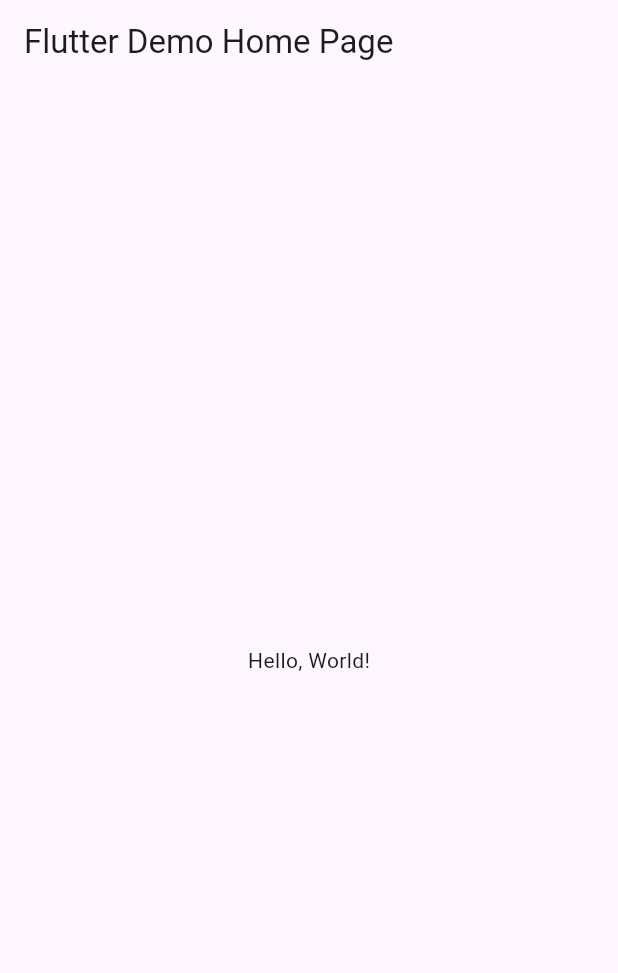
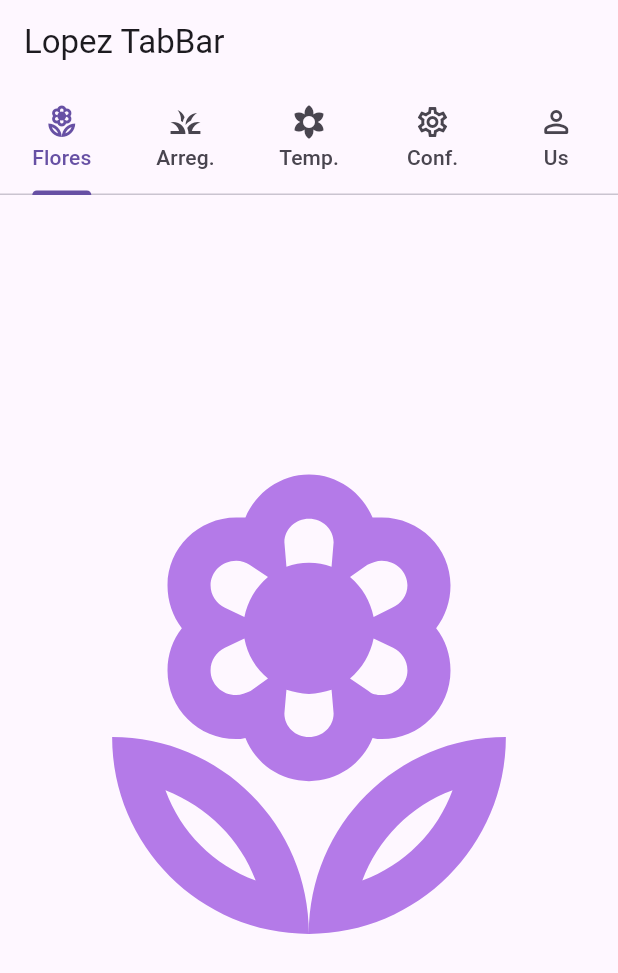
Before and after one commit to JazLopezMartinez/P11_B_TabBar_6J, a Flutter app: the screen it shows after launch, on a phone screen of 412 x 824 dp. Shown: the top 973 px of the screen. Run offline on Flutter 3.47's test engine with Material 3 defaults, Android fonts, the phone set to English and light mode, and no system bars.

```diff
--- a/lib/main.dart
+++ b/lib/main.dart
@@ -1,43 +1,78 @@
 import 'package:flutter/material.dart';
 
-void main() => runApp(MyApp());
+void main() => runApp(AppTabBar());
 
-class MyApp extends StatelessWidget {
-  const MyApp({super.key});
-  // This widget is the root of your application.
+class AppTabBar extends StatelessWidget {
+  const AppTabBar({Key? key}) : super(key: key);
+
   @override
   Widget build(BuildContext context) {
     return MaterialApp(
-      // Application name
-      title: 'Flutter Hello World',
-      // Application theme data, you can set the colors for the application as
-      // you want
+        debugShowCheckedModeBanner: false,
+        title: "Ejemplo TabBar",
         theme: ThemeData(
-        // useMaterial3: true,
-        primarySwatch: Colors.blue,
+          primarySwatch: Colors.cyan,
         ),
-      // A widget which will be started on application startup
-      home: MyHomePage(title: 'Flutter Demo Home Page'),
-    );
+        home: MiPaginaInicial());
   }
 }
 
-class MyHomePage extends StatelessWidget {
-  final String title;
-  const MyHomePage({super.key, required this.title});
+class MiPaginaInicial extends StatefulWidget {
+  const MiPaginaInicial({Key? key}) : super(key: key);
 
   @override
+  State<MiPaginaInicial> createState() => _MiPaginaInicialState();
+}
+
+class _MiPaginaInicialState extends State<MiPaginaInicial> {
+  @override
   Widget build(BuildContext context) {
-    return Scaffold(
+    return DefaultTabController(
+        length: 5,
+        child: Scaffold(
           appBar: AppBar(
-        // The title text which will be shown on the action bar
-        title: Text(title),
+            title: Text("Lopez TabBar"),
+            bottom: TabBar(tabs: [
+              Tab(
+                text: "Flores",
+                icon: Icon(Icons.local_florist_outlined),
               ),
-      body: Center(
-        child: Text(
-          'Hello, World!',
+              Tab(
+                text: "Arreg.",
+                icon: Icon(Icons.grass_sharp),
+              ),
+              Tab(
+                text: "Temp.",
+                icon: Icon(Icons.filter_vintage_rounded),
+              ),
+              Tab(
+                text: "Conf.",
+                icon: Icon(Icons.settings_outlined),
+              ),
+              Tab(
+                text: "Us",
+                icon: Icon(Icons.person_outline_rounded),
+              ),
+            ] //Texto icono
                 ),
           ),
-    );
+          body: TabBarView(children: const <Widget>[
+            Center(
+                child: Icon(Icons.local_florist_outlined,
+                    size: 350, color: Color(0xffb47ae8))),
+            Center(
+                child: Icon(Icons.grass_sharp,
+                    size: 350, color: Color(0xff59b760))),
+            Center(
+                child: Icon(Icons.filter_vintage_rounded,
+                    size: 350, color: Color(0xffe87ac7))),
+            Center(
+                child: Icon(Icons.settings_outlined,
+                    size: 350, color: Color(0xff3eb8c8))),
+            Center(
+                child: Icon(Icons.person_outline_rounded,
+                    size: 350, color: Color(0xff5789e5))),
+          ]),
+        ));
   }
 }
```
Lines whose indentation alone changed are shown as unchanged.
